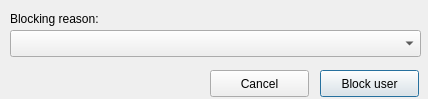
huggle/huggle3-qt-lx, file huggle/blockuser.ui: the form before one commit.
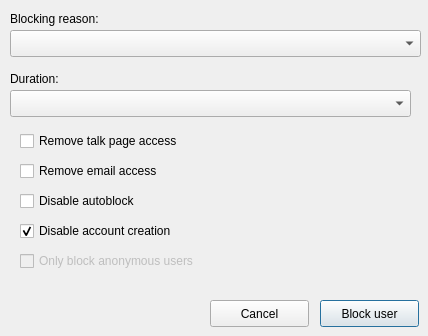
The form after the commit.

Commit message: forgot about these aha

```diff
--- a/huggle/blockuser.ui
+++ b/huggle/blockuser.ui
@@ -7,7 +7,7 @@
     <x>0</x>
     <y>0</y>
     <width>428</width>
-    <height>99</height>
+    <height>336</height>
    </rect>
   </property>
   <property name="windowTitle">
@@ -40,7 +40,7 @@
    <property name="geometry">
     <rect>
      <x>320</x>
-     <y>70</y>
+     <y>300</y>
      <width>99</width>
      <height>27</height>
     </rect>
@@ -59,7 +59,7 @@
    <property name="geometry">
     <rect>
      <x>210</x>
-     <y>70</y>
+     <y>300</y>
      <width>99</width>
      <height>27</height>
     </rect>
@@ -68,6 +68,100 @@
     <string>Cancel</string>
    </property>
   </widget>
+  <widget class="QCheckBox" name="checkBox">
+   <property name="geometry">
+    <rect>
+     <x>20</x>
+     <y>130</y>
+     <width>201</width>
+     <height>22</height>
+    </rect>
+   </property>
+   <property name="text">
+    <string>Remove talk page access</string>
+   </property>
+  </widget>
+  <widget class="QCheckBox" name="checkBox_2">
+   <property name="geometry">
+    <rect>
+     <x>20</x>
+     <y>160</y>
+     <width>171</width>
+     <height>22</height>
+    </rect>
+   </property>
+   <property name="text">
+    <string>Remove email access</string>
+   </property>
+  </widget>
+  <widget class="QCheckBox" name="checkBox_3">
+   <property name="geometry">
+    <rect>
+     <x>20</x>
+     <y>190</y>
+     <width>151</width>
+     <height>22</height>
+    </rect>
+   </property>
+   <property name="text">
+    <string>Disable autoblock</string>
+   </property>
+  </widget>
+  <widget class="QCheckBox" name="checkBox_4">
+   <property name="geometry">
+    <rect>
+     <x>20</x>
+     <y>220</y>
+     <width>198</width>
+     <height>22</height>
+    </rect>
+   </property>
+   <property name="text">
+    <string>Disable account creation</string>
+   </property>
+   <property name="checked">
+    <bool>true</bool>
+   </property>
+  </widget>
+  <widget class="QCheckBox" name="checkBox_5">
+   <property name="enabled">
+    <bool>false</bool>
+   </property>
+   <property name="geometry">
+    <rect>
+     <x>20</x>
+     <y>250</y>
+     <width>221</width>
+     <height>22</height>
+    </rect>
+   </property>
+   <property name="text">
+    <string>Only block anonymous users</string>
+   </property>
+  </widget>
+  <widget class="QLabel" name="label_2">
+   <property name="geometry">
+    <rect>
+     <x>10</x>
+     <y>70</y>
+     <width>71</width>
+     <height>17</height>
+    </rect>
+   </property>
+   <property name="text">
+    <string>Duration:</string>
+   </property>
+  </widget>
+  <widget class="QComboBox" name="comboBox_2">
+   <property name="geometry">
+    <rect>
+     <x>10</x>
+     <y>90</y>
+     <width>401</width>
+     <height>27</height>
+    </rect>
+   </property>
+  </widget>
  </widget>
  <resources/>
  <connections/>
```
